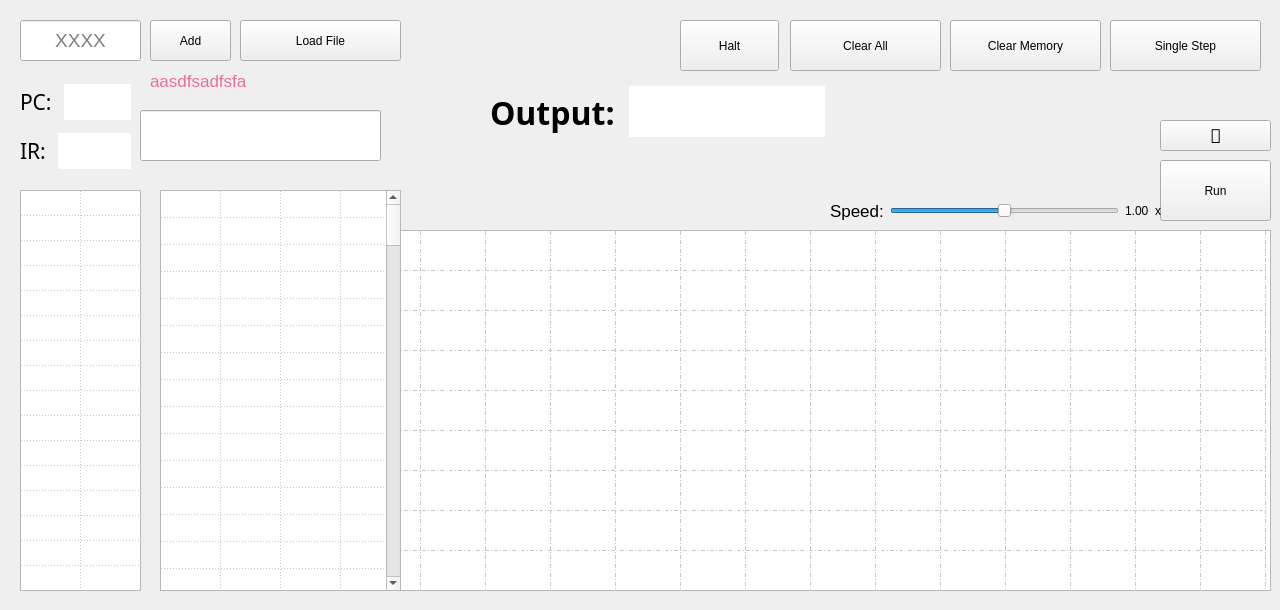
pxlman/vole-machine-simulator, file mainwindow.ui: the form before one commit.
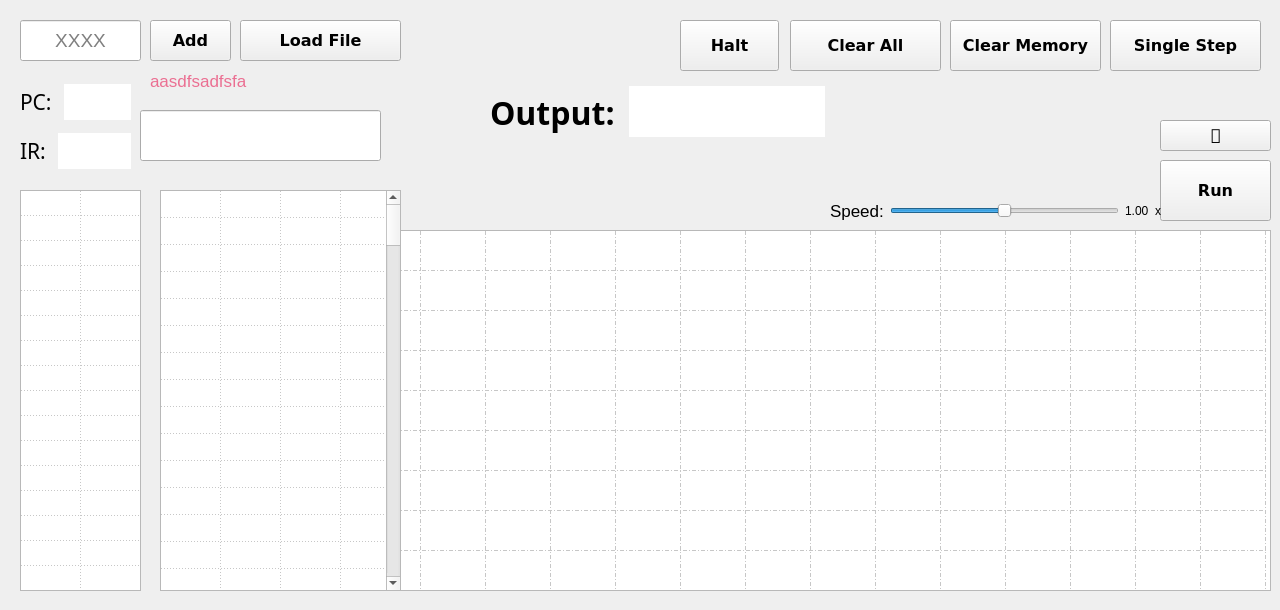
The form after the commit.

```diff
--- a/mainwindow.ui
+++ b/mainwindow.ui
@@ -65,6 +65,14 @@
       <height>51</height>
      </rect>
     </property>
+    <property name="font">
+     <font>
+      <family>DejaVu Sans</family>
+      <pointsize>12</pointsize>
+      <italic>false</italic>
+      <bold>true</bold>
+     </font>
+    </property>
     <property name="cursor">
      <cursorShape>PointingHandCursor</cursorShape>
     </property>
@@ -84,6 +92,14 @@
       <height>41</height>
      </rect>
     </property>
+    <property name="font">
+     <font>
+      <family>DejaVu Sans</family>
+      <pointsize>12</pointsize>
+      <italic>false</italic>
+      <bold>true</bold>
+     </font>
+    </property>
     <property name="cursor">
      <cursorShape>PointingHandCursor</cursorShape>
     </property>
@@ -103,6 +119,14 @@
       <height>51</height>
      </rect>
     </property>
+    <property name="font">
+     <font>
+      <family>DejaVu Sans</family>
+      <pointsize>12</pointsize>
+      <italic>false</italic>
+      <bold>true</bold>
+     </font>
+    </property>
     <property name="cursor">
      <cursorShape>PointingHandCursor</cursorShape>
     </property>
@@ -122,6 +146,14 @@
       <height>61</height>
      </rect>
     </property>
+    <property name="font">
+     <font>
+      <family>DejaVu Sans</family>
+      <pointsize>12</pointsize>
+      <italic>false</italic>
+      <bold>true</bold>
+     </font>
+    </property>
     <property name="cursor">
      <cursorShape>PointingHandCursor</cursorShape>
     </property>
@@ -138,6 +170,14 @@
       <height>51</height>
      </rect>
     </property>
+    <property name="font">
+     <font>
+      <family>DejaVu Sans</family>
+      <pointsize>12</pointsize>
+      <italic>false</italic>
+      <bold>true</bold>
+     </font>
+    </property>
     <property name="cursor">
      <cursorShape>PointingHandCursor</cursorShape>
     </property>
@@ -154,6 +194,14 @@
       <height>41</height>
      </rect>
     </property>
+    <property name="font">
+     <font>
+      <family>DejaVu Sans</family>
+      <pointsize>12</pointsize>
+      <italic>false</italic>
+      <bold>true</bold>
+     </font>
+    </property>
     <property name="cursor">
      <cursorShape>PointingHandCursor</cursorShape>
     </property>
@@ -685,6 +733,14 @@
       <height>51</height>
      </rect>
     </property>
+    <property name="font">
+     <font>
+      <family>DejaVu Sans</family>
+      <pointsize>12</pointsize>
+      <italic>false</italic>
+      <bold>true</bold>
+     </font>
+    </property>
     <property name="cursor">
      <cursorShape>PointingHandCursor</cursorShape>
     </property>
```
